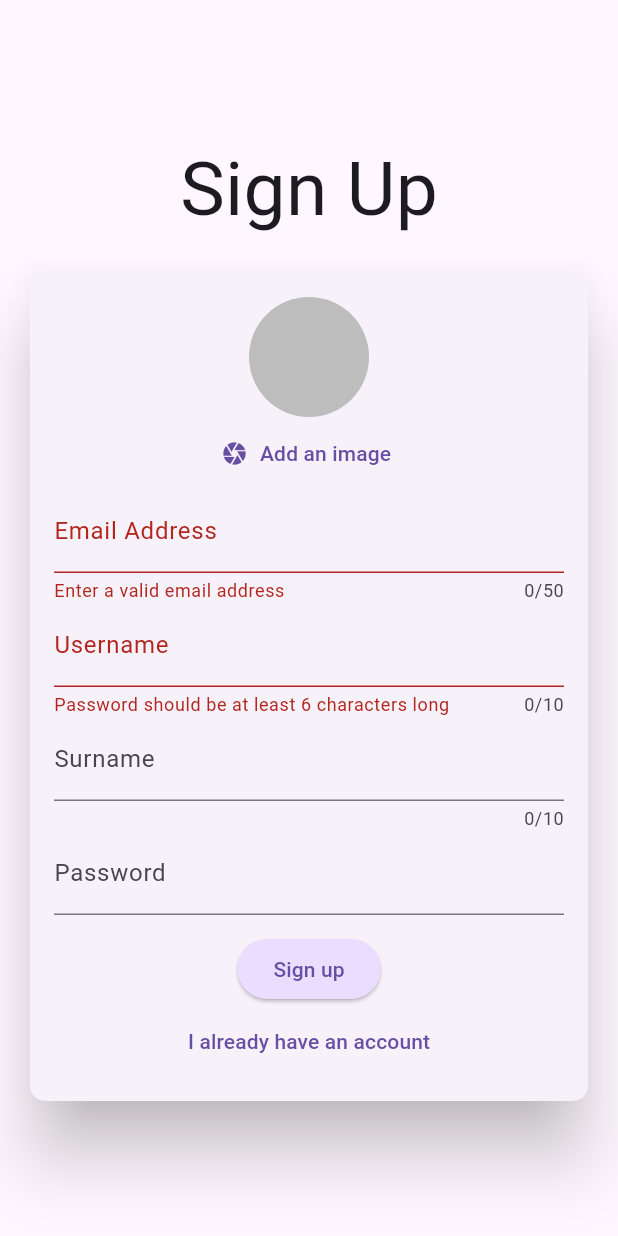
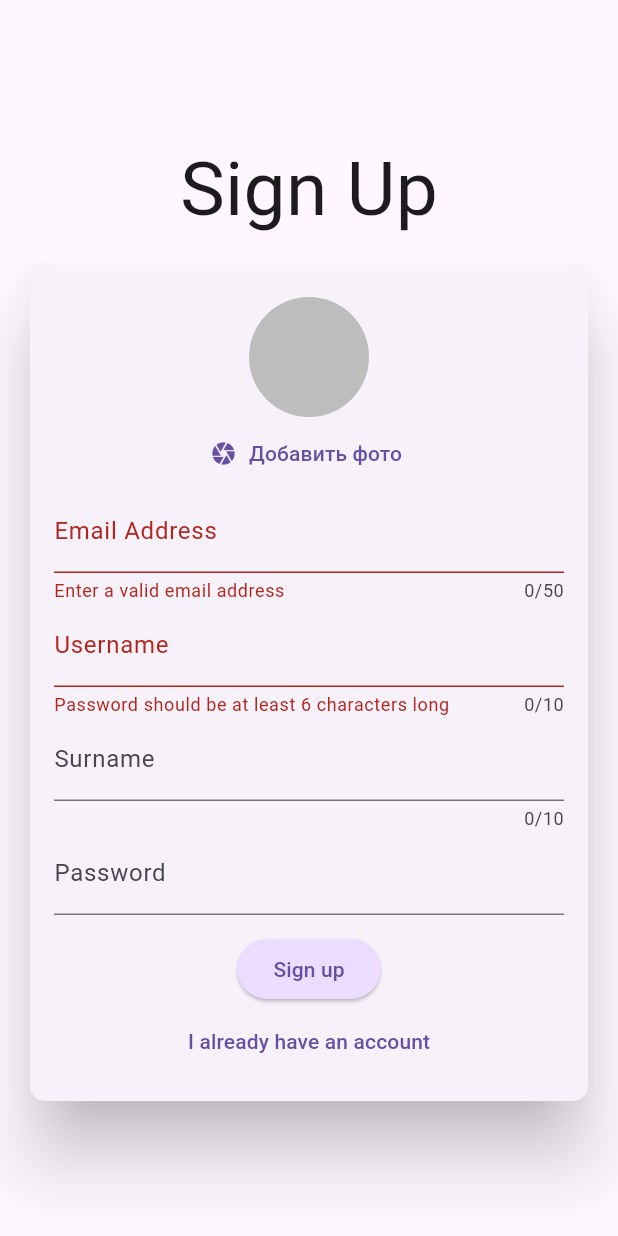
Before and after one commit to Eutuxiiia/test_chat, a Flutter app: the screen it shows after launch, after a tap on "Login", after a tap on "Create an account", on a phone screen of 412 x 824 dp. Run offline on Flutter 3.47's test engine with Material 3 defaults, Android fonts, the phone set to English and light mode, and no system bars; our stand-ins replace cloud_firestore, firebase_auth, firebase_core, firebase_storage, flutter_chat_bubble, image_picker; accounts and stored records are empty.

Commit message:
main screen

```diff
--- a/lib/main.dart
+++ b/lib/main.dart
@@ -2,7 +2,7 @@ import 'package:firebase_auth/firebase_auth.dart';
 import 'package:firebase_core/firebase_core.dart';
 import 'package:flutter/material.dart';
 import 'package:test_chat/screens/authentication.dart';
-import 'package:test_chat/screens/chats.dart';
+import 'package:test_chat/screens/main_screen.dart';
 import 'package:test_chat/screens/splash.dart';
 
 import 'firebase_options.dart';
@@ -30,7 +30,7 @@ class App extends StatelessWidget {
               return const SplashScreen();
             }
             final User user = snapshot.data!;
-            return ChatScreen(
+            return MainScreen(
               user: user,
             );
           }
--- a/lib/screens/splash.dart
+++ b/lib/screens/splash.dart
@@ -10,7 +10,7 @@ class SplashScreen extends StatelessWidget {
         title: const Text('FlutterChat'),
       ),
       body: const Center(
-        child: Text('Loading...'),
+        child: Text('Загрузка...'),
       ),
     );
   }
--- a/lib/widgets/chat_messages.dart
+++ b/lib/widgets/chat_messages.dart
@@ -26,13 +26,13 @@ class ChatMessages extends StatelessWidget {
 
         if (!snapshot.hasData || snapshot.data!.docs.isEmpty) {
           return const Center(
-            child: Text('No messagess found'),
+            child: Text('Сообщении не найдено'),
           );
         }
 
         if (snapshot.hasError) {
           return const Center(
-            child: Text('Something went wrong'),
+            child: Text('Что то пошло не так'),
           );
         }
 
--- a/lib/widgets/new_message.dart
+++ b/lib/widgets/new_message.dart
@@ -70,7 +70,6 @@ class _NewMessageState extends State<NewMessage> {
               decoration: BoxDecoration(
                 borderRadius: BorderRadius.circular(20),
                 color: const Color.fromARGB(255, 237, 242, 246),
-                // Add border to TextField
               ),
               child: TextField(
                 controller: _messageController,
--- a/lib/widgets/user_image_picker.dart
+++ b/lib/widgets/user_image_picker.dart
@@ -50,7 +50,7 @@ class _UserImagePickerState extends State<UserImagePicker> {
           onPressed: _pickImage,
           icon: const Icon(Icons.camera),
           label: Text(
-            'Add an image',
+            'Добавить фото',
             style: TextStyle(
               color: Theme.of(context).colorScheme.primary,
             ),
```
Also changed, not shown: lib/screens/chats.dart (+0 -10 lines).
